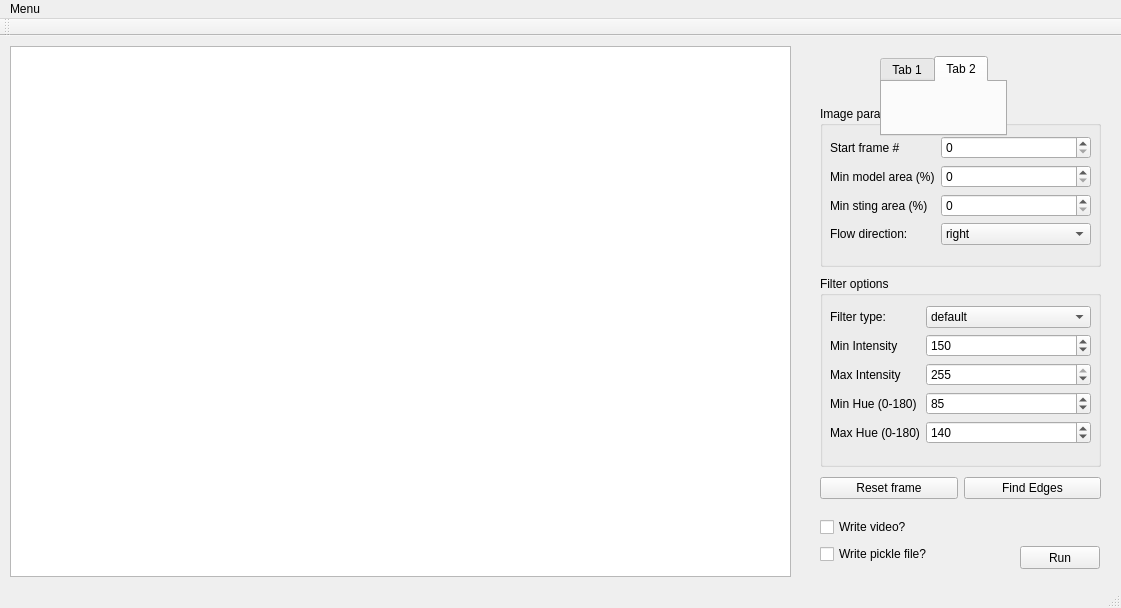
alexandrequ/arcjetCV, file gui/untitled.ui: the form before one commit.
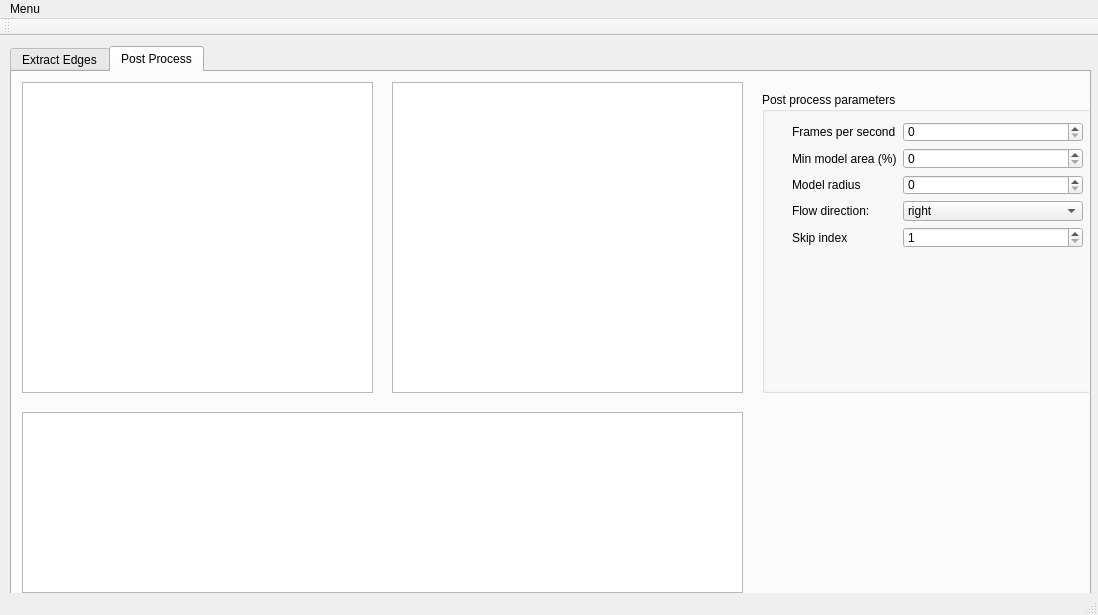
The form after the commit. The open tabs and pages were chosen to show the change.

What changed in the file:
```diff
--- a/gui/untitled.ui
+++ b/gui/untitled.ui
@@ -6,32 +6,74 @@
    <rect>
     <x>0</x>
     <y>0</y>
-    <width>1121</width>
-    <height>608</height>
+    <width>1098</width>
+    <height>615</height>
    </rect>
   </property>
   <property name="windowTitle">
    <string>MainWindow</string>
   </property>
   <widget class="QWidget" name="centralwidget">
+   <widget class="QTabWidget" name="tabWidget">
+    <property name="geometry">
+     <rect>
+      <x>10</x>
+      <y>10</y>
+      <width>1081</width>
+      <height>551</height>
+     </rect>
+    </property>
+    <property name="currentIndex">
+     <number>0</number>
+    </property>
+    <widget class="QWidget" name="tab">
+     <attribute name="title">
+      <string>Extract Edges</string>
+     </attribute>
    <widget class="QGraphicsView" name="graphicsView">
     <property name="geometry">
      <rect>
       <x>10</x>
       <y>10</y>
-      <width>781</width>
-      <height>531</height>
+        <width>751</width>
+        <height>511</height>
      </rect>
     </property>
     <property name="tabletTracking">
      <bool>false</bool>
     </property>
    </widget>
+     <widget class="QWidget" name="layoutWidget">
+      <property name="geometry">
+       <rect>
+        <x>780</x>
+        <y>410</y>
+        <width>281</width>
+        <height>25</height>
+       </rect>
+      </property>
+      <layout class="QHBoxLayout" name="horizontalLayout">
+       <item>
+        <widget class="QPushButton" name="pushButton_resetFrame">
+         <property name="text">
+          <string>Reset frame</string>
+         </property>
+        </widget>
+       </item>
+       <item>
+        <widget class="QPushButton" name="pushButton_findEdges">
+         <property name="text">
+          <string>Find Edges</string>
+         </property>
+        </widget>
+       </item>
+      </layout>
+     </widget>
    <widget class="QWidget" name="verticalLayoutWidget">
     <property name="geometry">
      <rect>
-      <x>820</x>
-      <y>480</y>
+        <x>780</x>
+        <y>450</y>
       <width>157</width>
       <height>50</height>
      </rect>
@@ -53,11 +95,11 @@
      </item>
     </layout>
    </widget>
-   <widget class="QPushButton" name="pushButton_2">
+     <widget class="QPushButton" name="pushButton_runEdgesFullVideo">
     <property name="geometry">
      <rect>
-      <x>1020</x>
-      <y>510</y>
+        <x>980</x>
+        <y>480</y>
       <width>80</width>
       <height>23</height>
      </rect>
@@ -69,8 +111,8 @@
    <widget class="QGroupBox" name="groupBox">
     <property name="geometry">
      <rect>
-      <x>820</x>
-      <y>240</y>
+        <x>780</x>
+        <y>210</y>
       <width>281</width>
       <height>191</height>
      </rect>
@@ -188,8 +230,8 @@
    <widget class="QGroupBox" name="groupBox_2">
     <property name="geometry">
      <rect>
-      <x>820</x>
-      <y>70</y>
+        <x>780</x>
+        <y>40</y>
       <width>281</width>
       <height>161</height>
      </rect>
@@ -219,6 +261,9 @@
         <property name="maximum">
          <number>100000</number>
         </property>
+          <property name="value">
+           <number>300</number>
+          </property>
        </widget>
       </item>
       <item row="1" column="0">
@@ -229,7 +274,7 @@
        </widget>
       </item>
       <item row="1" column="1">
-       <widget class="QSpinBox" name="spinBox"/>
+         <widget class="QSpinBox" name="spinBox_minArea"/>
       </item>
       <item row="2" column="0">
        <widget class="QLabel" name="label_2">
@@ -265,54 +310,149 @@
      </layout>
     </widget>
    </widget>
-   <widget class="QTabWidget" name="tabWidget">
+    </widget>
+    <widget class="QWidget" name="tab_2">
+     <attribute name="title">
+      <string>Post Process</string>
+     </attribute>
+     <widget class="QGraphicsView" name="graphicsView_2">
     <property name="geometry">
      <rect>
-      <x>880</x>
+        <x>10</x>
+        <y>10</y>
+        <width>351</width>
+        <height>311</height>
+       </rect>
+      </property>
+      <property name="tabletTracking">
+       <bool>false</bool>
+      </property>
+     </widget>
+     <widget class="QGroupBox" name="postProcessParams">
+      <property name="geometry">
+       <rect>
+        <x>750</x>
       <y>20</y>
-      <width>127</width>
-      <height>80</height>
-     </rect>
-    </property>
-    <property name="currentIndex">
+        <width>341</width>
+        <height>301</height>
+       </rect>
+      </property>
+      <property name="title">
+       <string>Post process parameters</string>
+      </property>
+      <widget class="QWidget" name="formLayoutWidget_3">
+       <property name="geometry">
+        <rect>
+         <x>30</x>
+         <y>30</y>
+         <width>291</width>
+         <height>126</height>
+        </rect>
+       </property>
+       <layout class="QFormLayout" name="formLayout_3">
+        <item row="0" column="0">
+         <widget class="QLabel" name="label_10">
+          <property name="text">
+           <string>Frames per second</string>
+          </property>
+         </widget>
+        </item>
+        <item row="0" column="1">
+         <widget class="QSpinBox" name="spinBox_firstFrame_2">
+          <property name="maximum">
+           <number>5000</number>
+          </property>
+         </widget>
+        </item>
+        <item row="1" column="0">
+         <widget class="QLabel" name="label_11">
+          <property name="text">
+           <string>Min model area (%)</string>
+          </property>
+         </widget>
+        </item>
+        <item row="1" column="1">
+         <widget class="QSpinBox" name="spinBox_3"/>
+        </item>
+        <item row="2" column="0">
+         <widget class="QLabel" name="label_12">
+          <property name="text">
+           <string>Model radius</string>
+          </property>
+         </widget>
+        </item>
+        <item row="2" column="1">
+         <widget class="QSpinBox" name="spinBox_4">
+          <property name="maximum">
+           <number>10000</number>
+          </property>
+         </widget>
+        </item>
+        <item row="3" column="0">
+         <widget class="QLabel" name="label_13">
+          <property name="text">
+           <string>Flow direction:</string>
+          </property>
+         </widget>
+        </item>
+        <item row="3" column="1">
+         <widget class="QComboBox" name="comboBox_flowDirectionPP">
+          <item>
+           <property name="text">
+            <string>right</string>
+           </property>
+          </item>
+          <item>
+           <property name="text">
+            <string>left</string>
+           </property>
+          </item>
+         </widget>
+        </item>
+        <item row="4" column="1">
+         <widget class="QSpinBox" name="spinBox">
+          <property name="minimum">
      <number>1</number>
     </property>
-    <widget class="QWidget" name="tab">
-     <attribute name="title">
-      <string>Tab 1</string>
-     </attribute>
-    </widget>
-    <widget class="QWidget" name="tab_2">
-     <attribute name="title">
-      <string>Tab 2</string>
-     </attribute>
-    </widget>
-   </widget>
-   <widget class="QWidget" name="">
-    <property name="geometry">
-     <rect>
-      <x>820</x>
-      <y>440</y>
-      <width>281</width>
-      <height>25</height>
-     </rect>
-    </property>
-    <layout class="QHBoxLayout" name="horizontalLayout">
-     <item>
-      <widget class="QPushButton" name="pushButton_3">
-       <property name="text">
-        <string>Reset frame</string>
+          <property name="maximum">
+           <number>5</number>
        </property>
       </widget>
      </item>
-     <item>
-      <widget class="QPushButton" name="pushButton">
+        <item row="4" column="0">
+         <widget class="QLabel" name="label_14">
        <property name="text">
-        <string>Find Edges</string>
+           <string>Skip index</string>
        </property>
       </widget>
      </item>
     </layout>
+      </widget>
+     </widget>
+     <widget class="QTextBrowser" name="textBrowser">
+      <property name="geometry">
+       <rect>
+        <x>10</x>
+        <y>340</y>
+        <width>721</width>
+        <height>181</height>
+       </rect>
+      </property>
+     </widget>
+     <widget class="QGraphicsView" name="graphicsView_3">
+      <property name="geometry">
+       <rect>
+        <x>380</x>
+        <y>10</y>
+        <width>351</width>
+        <height>311</height>
+       </rect>
+      </property>
+      <property name="tabletTracking">
+       <bool>false</bool>
+      </property>
+     </widget>
+    </widget>
    </widget>
   </widget>
   <widget class="QMenuBar" name="menubar">
@@ -320,8 +460,8 @@
     <rect>
      <x>0</x>
      <y>0</y>
-     <width>1121</width>
-     <height>20</height>
+     <width>1098</width>
+     <height>21</height>
     </rect>
    </property>
    <widget class="QMenu" name="menuMenu">
```
Left out of the diff: 10 changed lines with no effect on the pictures. Lines whose indentation alone changed are shown as unchanged.
